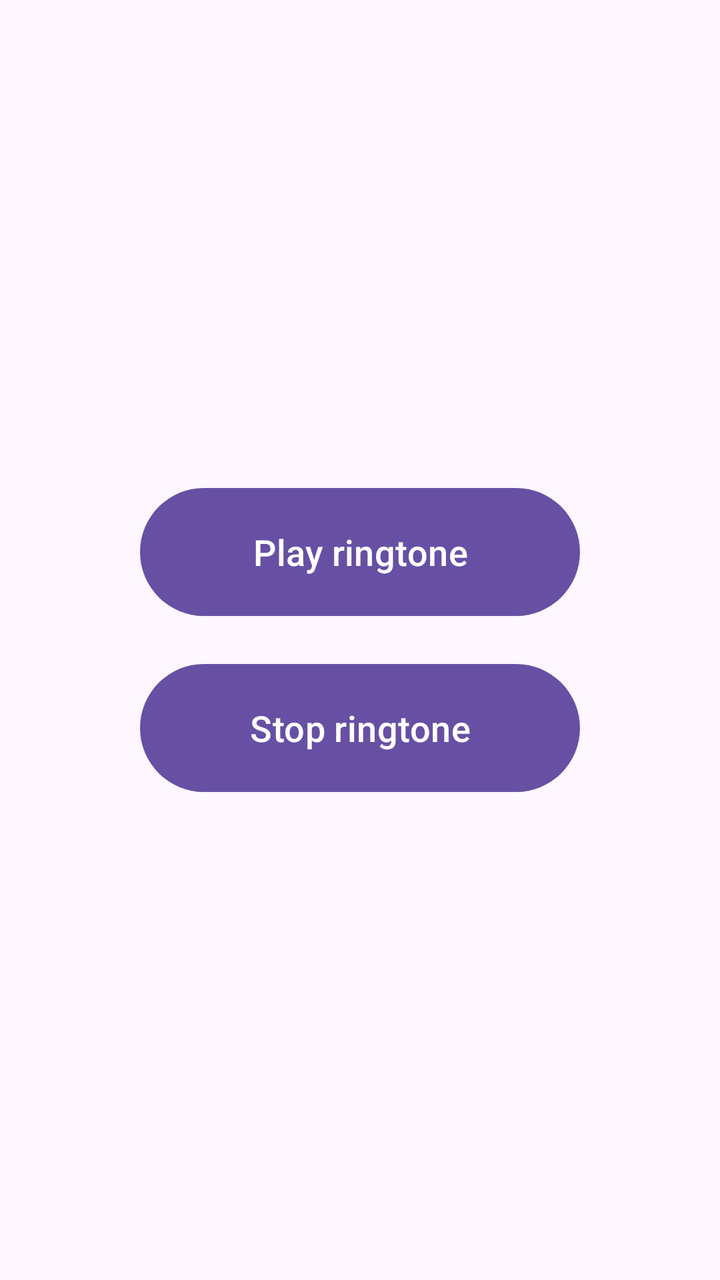
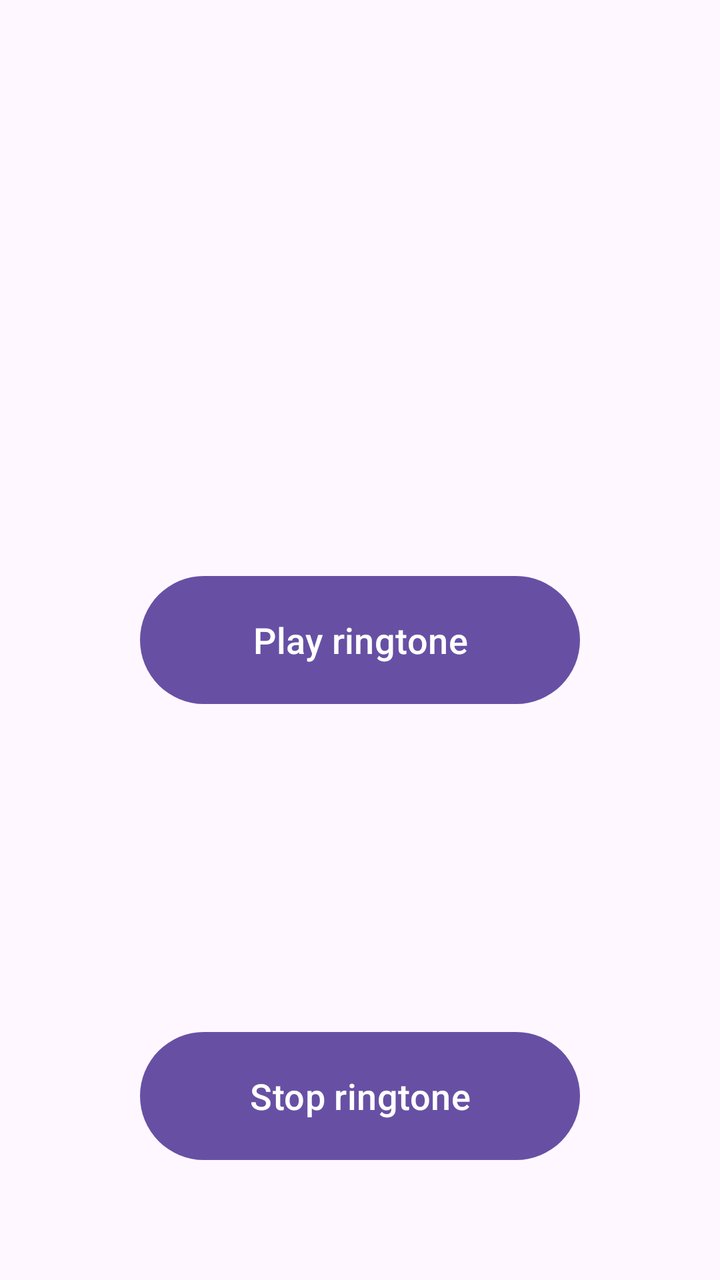

An Android layout rendered at two revisions. The XML below is the earlier revision; the diff shows what the commit changed to produce the second picture.
<!-- AndroidManifest.xml: application theme Theme.ScaryApp -->
<!-- res/layout/activity_main.xml -->
<?xml version="1.0" encoding="utf-8"?>
<LinearLayout xmlns:android="http://schemas.android.com/apk/res/android"
    android:layout_width="match_parent"
    android:layout_height="match_parent"
    android:gravity="center"
    android:orientation="vertical"
    android:padding="24dp">

    <Button
        android:id="@+id/playButton"
        android:layout_width="220dp"
        android:layout_height="72dp"
        android:text="Play ringtone"
        android:textSize="18sp"
        android:layout_marginBottom="16dp" />

    <Button
        android:id="@+id/stopButton"
        android:layout_width="220dp"
        android:layout_height="72dp"
        android:text="Stop ringtone"
        android:textSize="18sp" />

</LinearLayout>
<!-- resources referenced by this layout -->
<resources>
  <style name="Theme.ScaryApp" parent="Theme.Material3.DayNight.NoActionBar" />
</resources>

<!-- the commit's change to res/layout/activity_main.xml (unified diff, before → after) -->
@@ -1,24 +1,25 @@
 <?xml version="1.0" encoding="utf-8"?>
-<LinearLayout xmlns:android="http://schemas.android.com/apk/res/android"
+<RelativeLayout xmlns:android="http://schemas.android.com/apk/res/android"
     android:layout_width="match_parent"
     android:layout_height="match_parent"
-    android:gravity="center"
-    android:orientation="vertical"
     android:padding="24dp">
 
     <Button
         android:id="@+id/playButton"
         android:layout_width="220dp"
         android:layout_height="72dp"
+        android:layout_centerInParent="true"
         android:text="Play ringtone"
-        android:textSize="18sp"
-        android:layout_marginBottom="16dp" />
+        android:textSize="18sp" />
 
     <Button
         android:id="@+id/stopButton"
         android:layout_width="220dp"
         android:layout_height="72dp"
+        android:layout_alignParentBottom="true"
+        android:layout_centerHorizontal="true"
+        android:layout_marginBottom="32dp"
         android:text="Stop ringtone"
         android:textSize="18sp" />
 
-</LinearLayout>
+</RelativeLayout>
